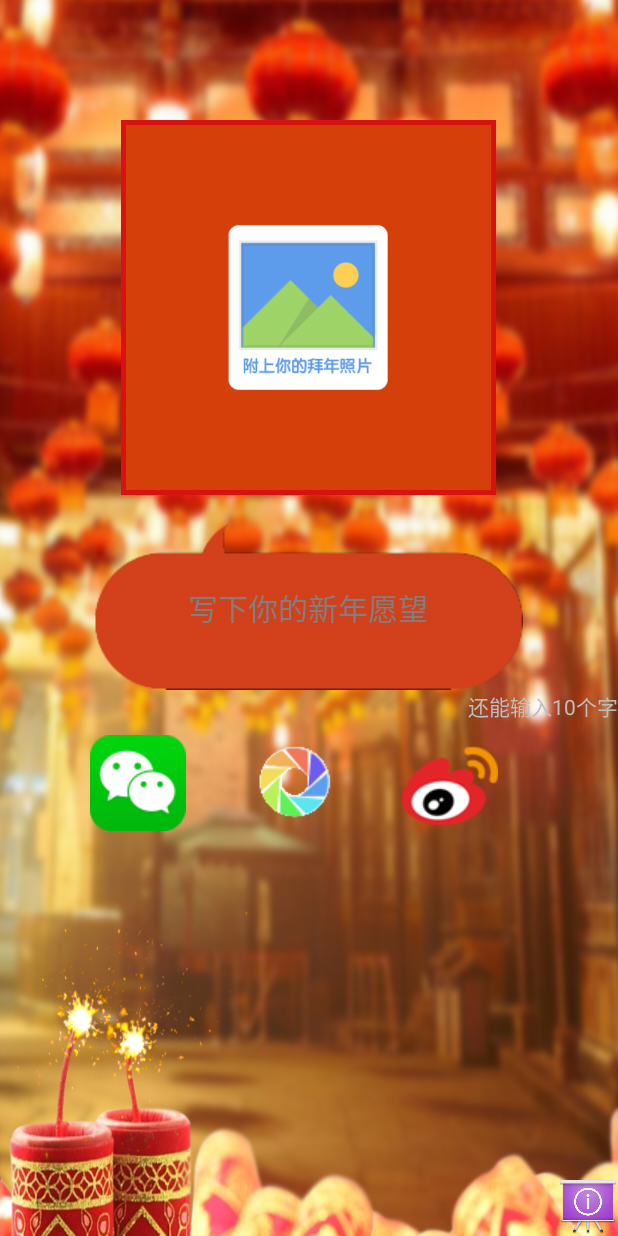
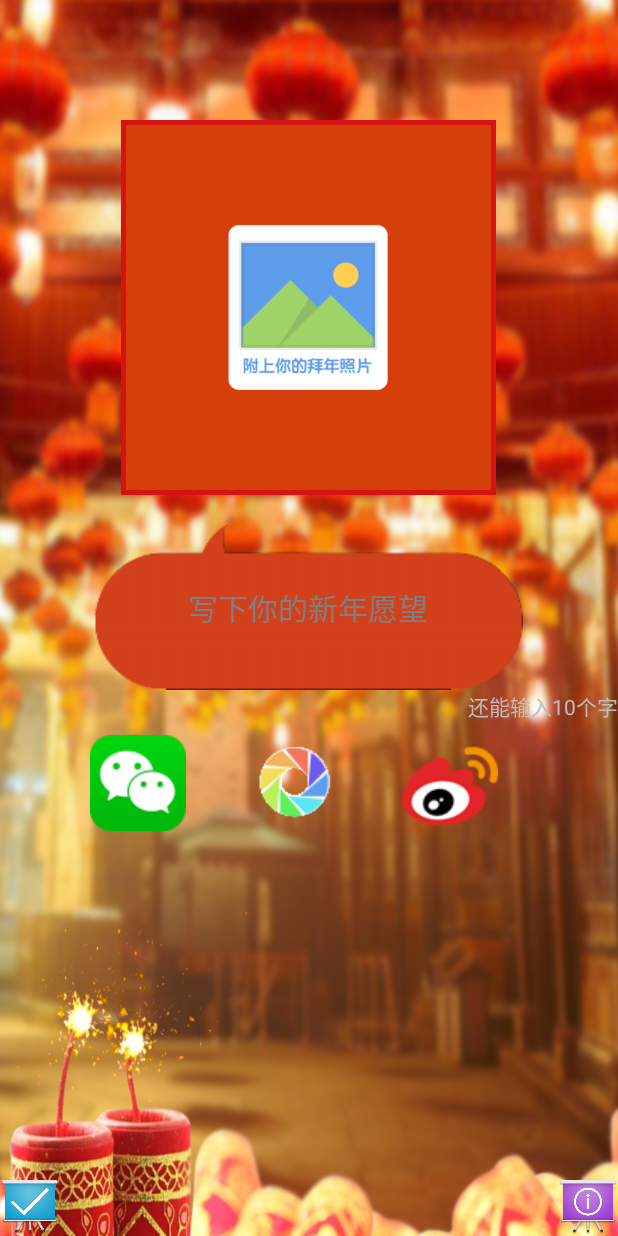
Before and after one commit to runyan/NewYear, an Android app: the screen it shows after launch (MainActivity), after a tap on an icon or button, on a phone screen of 412 x 824 dp. Run offline under Robolectric (Android 15) with nearby library versions, the phone set to English and light mode, and no system bars; libraries missing offline, so code that uses them is left out: com.sina.weibo, com.tencent.mm, me.drakeet.materialdialog; Roboto replaces fonts that are not available here; 11 statements that could not run were skipped.

Commit message:
add gesture detection & code optimization

```diff
--- a/app/src/main/java/com/imooc/run/newyear/MainActivity.java
+++ b/app/src/main/java/com/imooc/run/newyear/MainActivity.java
@@ -47,6 +47,7 @@ public class MainActivity extends Activity implements IWeiboHandler.Response {
 
     private ImageView mPhoto;
     private ImageView mAbout;
+    private ImageView mHelp;
 
     private Button mWeChatShareTimeLine;
     private Button mWeChatShareFriend;
@@ -86,9 +87,7 @@ public class MainActivity extends Activity implements IWeiboHandler.Response {
 
         initViews(); //初始化
 
-        util.verifyVersion();
-
-        Util.verifyStoragePermissions(MainActivity.this); //查询应用是否拥有读写存储权限，没有则询问用户是否授权
+        verification();
 
         if (savedInstanceState != null) {
             mWeiBoShareAPI.handleWeiboResponse(getIntent(), this);
@@ -155,6 +154,7 @@ public class MainActivity extends Activity implements IWeiboHandler.Response {
         mWeiBoShareAPI = weiBoShareUtil.getMWeiBoShareAPI();
         weChatShareUtil = new WeChatShareUtil(mContext, MainActivity.this);
         util = new Util(mContext, MainActivity.this);
+        util.useGesture(R.id.gestureViewMain);
         wishTexts = getResources().getStringArray(R.array.WishTextItemArray);
 
         mSensorManager = (SensorManager) getSystemService(SENSOR_SERVICE);
@@ -277,6 +277,18 @@ public class MainActivity extends Activity implements IWeiboHandler.Response {
             }
         });
 
+        mHelp = (ImageView) findViewById(R.id.help);
+        mHelp.setOnClickListener(new OnClickListener() {
+            @Override
+            public void onClick(View v) {
+                MaterialDialog materialDialog = new MaterialDialog(mContext);
+                materialDialog.setTitle(getString(R.string.info))
+                        .setMessage(getString(R.string.gesture_instruction))
+                        .setCanceledOnTouchOutside(true)
+                        .show();
+            }
+        });
+
         mAbout = (ImageView) findViewById(R.id.about);
         mAbout.setOnClickListener(new OnClickListener() {
             @Override
@@ -299,6 +311,14 @@ public class MainActivity extends Activity implements IWeiboHandler.Response {
                         }).show();
             }
         });
+    }
+
+    /**
+     * 必要的验证
+     */
+    private void verification() {
+        util.verifyVersion();//系统版本验证
+        Util.verifyStoragePermissions(MainActivity.this); //查询应用是否拥有读写存储权限，没有则询问用户是否授权
     }
 
     /**
@@ -448,6 +468,7 @@ public class MainActivity extends Activity implements IWeiboHandler.Response {
         mWeChatShareTimeLine.setVisibility(visibility);
         mWeiBoShare.setVisibility(visibility);
         mTextLength.setVisibility(visibility);
+        mHelp.setVisibility(visibility);
         mAbout.setVisibility(visibility);
     }
 
@@ -603,7 +624,9 @@ public class MainActivity extends Activity implements IWeiboHandler.Response {
      * 为微博分享做准备
      */
     private void prepareForWeiBoShare() {
-        weiBoShareUtil.weiBoAction(generateSpringCard(), true, true, false, false, false, false);
+        weiBoShareUtil.setWeiBoShareText(getString(R.string.wish_text));
+        weiBoShareUtil.setWeiBoShareImage(generateSpringCard());
+        weiBoShareUtil.weiBoAction(true, true, false, false, false, false);
         setVisibility(View.VISIBLE);
     }
 
--- a/app/src/main/java/com/imooc/run/newyear/PicSelectActivity.java
+++ b/app/src/main/java/com/imooc/run/newyear/PicSelectActivity.java
@@ -42,6 +42,7 @@ public class PicSelectActivity extends Activity {
         util = new Util(mContext, PicSelectActivity.this);
         util.smoothSwitchScreen();
         setContentView(R.layout.activity_pic_select);
+        util.useGesture(R.id.gestureViewPicSelect);
 
         initView();
 
--- a/app/src/main/java/com/imooc/run/newyear/Util/Util.java
+++ b/app/src/main/java/com/imooc/run/newyear/Util/Util.java
@@ -4,16 +4,20 @@ import android.Manifest;
 import android.app.Activity;
 import android.app.AlertDialog;
 import android.content.Context;
+import android.content.Intent;
 import android.content.pm.PackageManager;
+import android.gesture.Gesture;
+import android.gesture.GestureLibraries;
+import android.gesture.GestureLibrary;
+import android.gesture.GestureOverlayView;
+import android.gesture.Prediction;
 import android.graphics.Bitmap;
 import android.graphics.drawable.Drawable;
 import android.net.ConnectivityManager;
 import android.net.NetworkInfo;
 import android.net.Uri;
 import android.net.wifi.WifiManager;
-import android.os.Build;
-import android.os.Handler;
-import android.os.Vibrator;
+import android.os.*;
 import android.support.annotation.Nullable;
 import android.support.v4.app.ActivityCompat;
 import android.support.v4.content.ContextCompat;
@@ -24,12 +28,14 @@ import android.view.inputmethod.InputMethodManager;
 import android.widget.TextView;
 import android.widget.Toast;
 
+import com.imooc.run.newyear.MainActivity;
 import com.imooc.run.newyear.R;
 import com.imooc.run.newyear.constants.Constants;
 
 import org.jetbrains.annotations.Contract;
 
 import java.io.File;
+import java.util.ArrayList;
 import java.util.Random;
 
 public class Util {
@@ -343,4 +349,32 @@ public class Util {
         }
     }
 
+    /**
+     * 使用手势识别
+     *
+     * @param resId GestureOverlayView的id
+     */
+    public void useGesture(int resId) {
+        GestureOverlayView v = (GestureOverlayView) activity.findViewById(resId);
+        final GestureLibrary library = GestureLibraries.fromRawResource(context, R.raw.gestures);
+        library.load();
+        v.addOnGesturePerformedListener(new GestureOverlayView.OnGesturePerformedListener() {
+            @Override
+            public void onGesturePerformed(GestureOverlayView overlay, Gesture gesture) {
+                ArrayList<Prediction> gestures = library.recognize(gesture);
+                Prediction prediction = gestures.get(0);
+                if (prediction.score >= 5.0) {
+                    if (prediction.name.equals("previous")) {
+                        Intent intent = new Intent(context, MainActivity.class);
+                        context.startActivity(intent);
+                    } else if (prediction.name.equals("wish")) {
+                        String[] wishes = context.getResources().getStringArray(R.array.WishTextItemArray);
+                        int wishId = getRandomNumber(wishes.length);
+                        showMessage(wishes[wishId], 1000);
+                    }
+                }
+            }
+        });
+    }
+
 }
--- a/app/src/main/java/com/imooc/run/newyear/Util/WeiBoShareUtil.java
+++ b/app/src/main/java/com/imooc/run/newyear/Util/WeiBoShareUtil.java
@@ -3,7 +3,6 @@ package com.imooc.run.newyear.Util;
 import android.app.Activity;
 import android.content.Context;
 import android.graphics.Bitmap;
-import android.support.annotation.NonNull;
 import android.widget.Toast;
 
 import com.imooc.run.newyear.R;
@@ -29,10 +28,16 @@ public class WeiBoShareUtil {
     private final Activity mActivity;
     private final Util util;
 
+    private final TextObject textObj;
+    private final ImageObject imageObj;
+
     public WeiBoShareUtil(Context context, Activity activity) {
         mContext = context;
         mActivity = activity;
         util = new Util(mContext, mActivity);
+
+        textObj = new TextObject();
+        imageObj = new ImageObject();
 
         mWeiBoShareAPI = WeiboShareSDK.createWeiboAPI(context, WeiBoConstants.APP_KEY); // 创建微博分享接口实例
         mWeiBoShareAPI.registerApp(); //注册第三方应用到微博客户端中，注册成功后该应用将显示在微博的应用列表中。
@@ -56,16 +61,16 @@ public class WeiBoShareUtil {
      *
      * @see {@link #sendMultiMessage} 或者 {@link #sendSingleMessage}
      */
-    private void sendMessage(Bitmap picture, boolean hasText, boolean hasImage,
+    private void sendMessage(boolean hasText, boolean hasImage,
                              boolean hasWebPage, boolean hasMusic, boolean hasVideo, boolean hasVoice) {
 
 
         if (mWeiBoShareAPI.isWeiboAppSupportAPI()) {
             int supportApi = mWeiBoShareAPI.getWeiboAppSupportAPI();
             if (supportApi >= 10351) {
-                sendMultiMessage(picture, hasText, hasImage, hasWebPage, hasMusic, hasVideo, hasVoice);
+                sendMultiMessage(hasText, hasImage, hasWebPage, hasMusic, hasVideo, hasVoice);
             } else {
-                sendSingleMessage(picture, hasText, hasImage, hasWebPage, hasMusic, hasVideo);
+                sendSingleMessage(hasText, hasImage, hasWebPage, hasMusic, hasVideo);
             }
         } else {
             util.showMessage(mContext.getString(R.string.weiBo_not_supported), Toast.LENGTH_SHORT);
@@ -77,7 +82,6 @@ public class WeiBoShareUtil {
      * 注意：当 {@link IWeiboShareAPI#getWeiboAppSupportAPI()} >= 10351 时，支持同时分享多条消息，
      * 同时可以分享文本、图片以及其它媒体资源（网页、音乐、视频、声音中的一种）。
      *
-     * @param picture    要分享的照片
      * @param hasText    分享的内容是否有文本
      * @param hasImage   分享的内容是否有图片
      * @param hasWebPage 分享的内容是否有网页
@@ -85,7 +89,7 @@ public class WeiBoShareUtil {
      * @param hasVideo   分享的内容是否有视频
      * @param hasVoice   分享的内容是否有声音
      */
-    private void sendMultiMessage(Bitmap picture, boolean hasText, boolean hasImage, boolean hasWebPage,
+    private void sendMultiMessage(boolean hasText, boolean hasImage, boolean hasWebPage,
                                   boolean hasMusic, boolean hasVideo, boolean hasVoice) {
         // 1. 初始化微博的分享消息
         WeiboMultiMessage weiBoMessage = new WeiboMultiMessage();
@@ -94,7 +98,7 @@ public class WeiBoShareUtil {
         }
 
         if (hasImage) {
-            weiBoMessage.imageObject = getImageObj(picture);
+            weiBoMessage.imageObject = getImageObj();
         }
 
         // 用户可以分享其它媒体资源（网页、音乐、视频、声音中的一种）
@@ -126,21 +130,20 @@ public class WeiBoShareUtil {
      * 当{@link IWeiboShareAPI#getWeiboAppSupportAPI()} < 10351 时，只支持分享单条消息，即
      * 文本、图片、网页、音乐、视频中的一种，不支持Voice消息。
      *
-     * @param picture    要分享的照片
      * @param hasText    分享的内容是否有文本
      * @param hasImage   分享的内容是否有图片
      * @param hasWebPage 分享的内容是否有网页
      * @param hasMusic   分享的内容是否有音乐
      * @param hasVideo   分享的内容是否有视频
      */
-    private void sendSingleMessage(Bitmap picture, boolean hasText, boolean hasImage, boolean hasWebPage,
+    private void sendSingleMessage(boolean hasText, boolean hasImage, boolean hasWebPage,
                                    boolean hasMusic, boolean hasVideo) {
         WeiboMessage weiboMessage = new WeiboMessage();
         if (hasText) {
             weiboMessage.mediaObject = getTextObj();
         }
         if (hasImage) {
-            weiboMessage.mediaObject = getImageObj(picture);
+            weiboMessage.mediaObject = getImageObj();
         }
         if (hasWebPage) {
             weiboMessage.mediaObject = new WebpageObject();
@@ -160,54 +163,54 @@ public class WeiBoShareUtil {
     }
 
     /**
-     * 获取分享的文本模板。
+     * 设置要分享的文本消息内容
      *
-     * @return 分享的文本模板
+     * @param text 要分享的文本消息内容
      */
-    @NonNull
-    private String getSharedText() {
-        return mContext.getString(R.string.wish_text);
+    public void setWeiBoShareText(String text) {
+        textObj.text = text;
     }
 
     /**
-     * 创建文本消息对象。
-     *
-     * @return 文本消息对象。
+     * 获得要分享的文本消息内容
      */
     private TextObject getTextObj() {
-        TextObject textObject = new TextObject();
-        textObject.text = getSharedText();
-        return textObject;
+        return textObj;
     }
 
     /**
-     * 创建图片消息对象。
+     * 设置要分享图片消息对象。
+     */
+    public void setWeiBoShareImage(Bitmap picture) {
+        imageObj.setImageObject(picture);
+    }
+
+    /**
+     * 获得要分享的图片消息对象。
      *
      * @return 图片消息对象。
      */
-    private ImageObject getImageObj(Bitmap picture) {
-        ImageObject imageObject = new ImageObject();
-        imageObject.setImageObject(picture);
-        return imageObject;
+    private ImageObject getImageObj() {
+        return imageObj;
     }
+
 
     /**
      * 处理微博分享动作
      *
-     * @param picture    要分享的照片
      * @param hasText    分享的内容是否有文本
      * @param hasImage   分享的内容是否有图片
      * @param hasWebPage 分享的内容是否有网页
      * @param hasMusic   分享的内容是否有音乐
      * @param hasVideo   分享的内容是否有视频
      */
-    public void weiBoAction(Bitmap picture, boolean hasText, boolean hasImage, boolean hasWebPage,
+    public void weiBoAction(boolean hasText, boolean hasImage, boolean hasWebPage,
                             boolean hasMusic, boolean hasVideo, boolean hasVoice) {
         try {
             if (!checkWBInstalled()) {
                 util.showMessage(mContext.getString(R.string.weiBo_not_installed), Toast.LENGTH_SHORT);
             } else {
-                sendMessage(picture, hasText, hasImage, hasWebPage, hasMusic, hasVideo, hasVoice);
+                sendMessage(hasText, hasImage, hasWebPage, hasMusic, hasVideo, hasVoice);
             }
         } catch (WeiboException e) {
             util.showErrorMsg(e);
--- a/app/src/main/res/layout/activity_main.xml
+++ b/app/src/main/res/layout/activity_main.xml
@@ -5,6 +5,12 @@
     android:layout_height="match_parent"
     android:background="@drawable/bg"
     tools:context="com.imooc.run.newyear.MainActivity">
+
+    <android.gesture.GestureOverlayView
+        android:id="@+id/gestureViewMain"
+        android:layout_width="match_parent"
+        android:layout_height="match_parent"
+        android:gestureColor="@android:color/transparent" />
 
     <ImageView
         android:id="@+id/photo"
@@ -75,6 +81,16 @@
         android:background="@drawable/share_weibo" />
 
     <ImageView
+        android:id="@+id/help"
+        android:layout_width="40dp"
+        android:layout_height="40dp"
+        android:layout_alignParentBottom="true"
+        android:layout_alignParentStart="true"
+        android:layout_alignParentLeft="true"
+        android:contentDescription="@string/app_name"
+        android:src="@drawable/help" />
+
+    <ImageView
         android:id="@+id/about"
         android:layout_width="40dp"
         android:layout_height="40dp"
--- a/app/src/main/res/layout/activity_pic_select.xml
+++ b/app/src/main/res/layout/activity_pic_select.xml
@@ -3,6 +3,12 @@
     android:layout_width="match_parent"
     android:layout_height="match_parent"
     android:orientation="vertical">
+
+    <android.gesture.GestureOverlayView
+        android:id="@+id/gestureViewPicSelect"
+        android:layout_width="match_parent"
+        android:layout_height="match_parent"
+        android:gestureColor="@android:color/transparent" />
 
     <TextView
         android:id="@+id/select_picture"
--- a/app/src/main/res/values/strings.xml
+++ b/app/src/main/res/values/strings.xml
@@ -38,10 +38,11 @@
     <string name="selecting">正在选择</string>
     <string name="generating">生成中，请稍候</string>
     <string name="about">关于</string>
-    <string name="about_text">版本：1.4.1\nAll Rights Reserved</string>
+    <string name="about_text">版本：1.4.2\nAll Rights Reserved</string>
     <string name="you_can_enter">还能输入</string>
     <string name="words">个字</string>
     <string name="network_unavailable">网络不可用</string>
     <string name="wifi_not_enabled">检测到你正在使用移动网络,继续使用\n可能会产生流量费用\n是否继续？</string>
+    <string name="gesture_instruction">在除启动页面的其他页面：\n画出“小于号”以返回主页面\n在主页面画出“w”以获得新年祝福</string>
 
 </resources>
```
Also changed, not shown: app/src/main/res/drawable/help.png (added), 1 other file.
